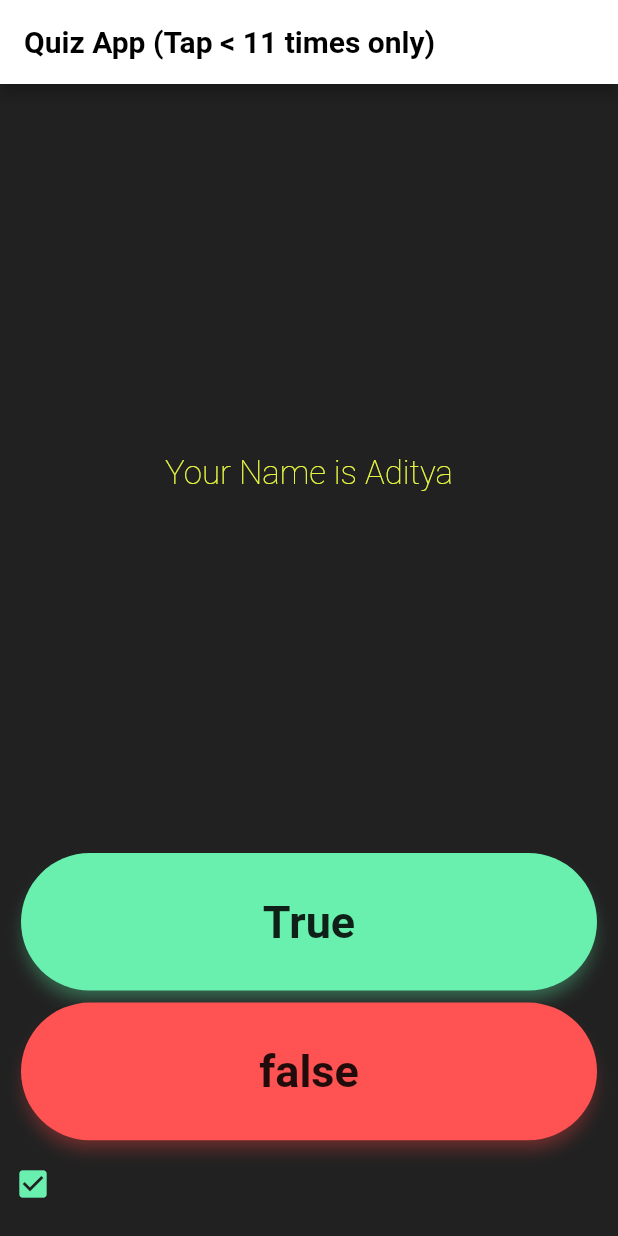
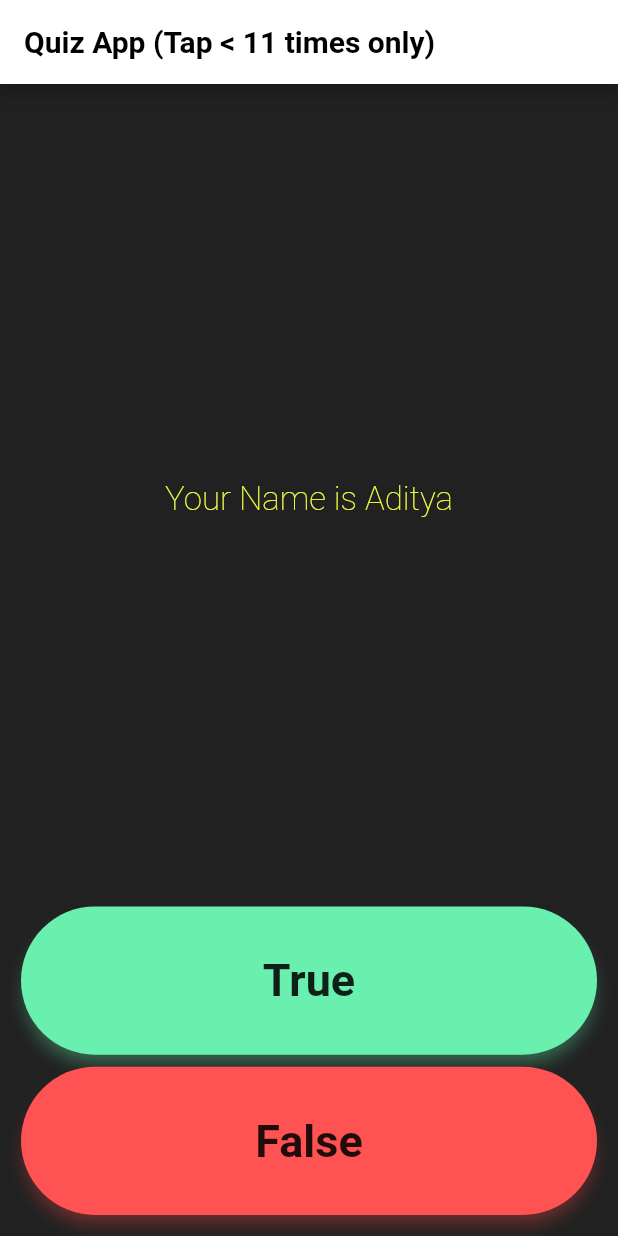
Before and after one commit to Programer3/quizzler, a Flutter app: the screen it shows after launch, after a tap on "True", on a phone screen of 412 x 824 dp. Run offline on Flutter 3.47's test engine with Material 2 defaults, Android fonts, the phone set to English and light mode, and no system bars.

Commit message:
Made more modular but not finished and not "ended"

```diff
--- a/lib/main.dart
+++ b/lib/main.dart
@@ -1,4 +1,5 @@
 import 'package:flutter/material.dart';
+import 'package:flutter/rendering.dart';
 import 'questionlistandanswerchecker.dart';
 
 int questionnumber = 0;
@@ -49,6 +50,39 @@ class QuizArea extends StatefulWidget {
 }
 
 class _QuizAreaState extends State<QuizArea> {
+  Expanded button(
+      {required Color colour, required bool ans, required String showntext}) {
+    return Expanded(
+      flex: 2,
+      child: Card(
+        elevation: 4,
+        shadowColor: colour,
+        shape: RoundedRectangleBorder(
+          borderRadius: BorderRadius.circular(50),
+        ),
+        child: TextButton(
+            onPressed: () {
+              anschecker(ans);
+              setState(
+                () {
+                  questionnumber++;
+                  // print(questionnumber);
+                },
+              );
+            },
+            child: Text(
+              '$showntext',
+              style: TextStyle(
+                color: Colors.black87,
+                fontSize: 30,
+                fontWeight: FontWeight.bold,
+              ),
+            )),
+        color: colour,
+      ),
+    );
+  }
+
   @override
   Widget build(BuildContext context) {
     return Column(
@@ -68,69 +102,8 @@ class _QuizAreaState extends State<QuizArea> {
             ),
           ),
         ),
-        Expanded(
-          flex: 2,
-          child: Card(
-            elevation: 4,
-            shadowColor: Colors.greenAccent,
-            shape: RoundedRectangleBorder(
-              borderRadius: BorderRadius.circular(50),
-            ),
-            child: TextButton(
-                onPressed: () {
-                  anschecker(true);
-                  setState(
-                    () {
-                      questionnumber++;
-                      // print(questionnumber);
-                    },
-                  );
-                },
-                child: Text(
-                  'True',
-                  style: TextStyle(
-                    color: Colors.black87,
-                    fontSize: 30,
-                    fontWeight: FontWeight.bold,
-                  ),
-                )),
-            color: Colors.greenAccent,
-          ),
-        ),
-        Expanded(
-          flex: 2,
-          child: Card(
-            elevation: 4,
-            shadowColor: Colors.redAccent,
-            shape: RoundedRectangleBorder(
-              borderRadius: BorderRadius.circular(50),
-            ),
-            color: Colors.redAccent,
-            child: TextButton(
-              onPressed: () {
-                anschecker(false);
-                setState(
-                  () {
-                    questionnumber++;
-                  },
-                );
-              },
-              child: Text(
-                'false',
-                style: TextStyle(
-                  fontSize: 30,
-                  color: Colors.black87,
-                  fontWeight: FontWeight.bold,
-                ),
-              ),
-            ),
-          ),
-        ),
-        Expanded(
-          child: Row(
-            children: scorekeeper,
-          ),
-        ),
+        button(colour: Colors.greenAccent, ans: true, showntext: 'True'),
+        button(colour: Colors.redAccent, ans: false, showntext: 'False'),
       ],
     );
   }
--- a/lib/questionlistandanswerchecker.dart
+++ b/lib/questionlistandanswerchecker.dart
@@ -1,4 +1,4 @@
-import 'questions.dart';
+import 'questionsclass.dart';
 import 'main.dart';
 import 'package:flutter/material.dart';
 
```
Also changed, not shown: lib/questionsclass.dart (renamed from lib/questions.dart).
